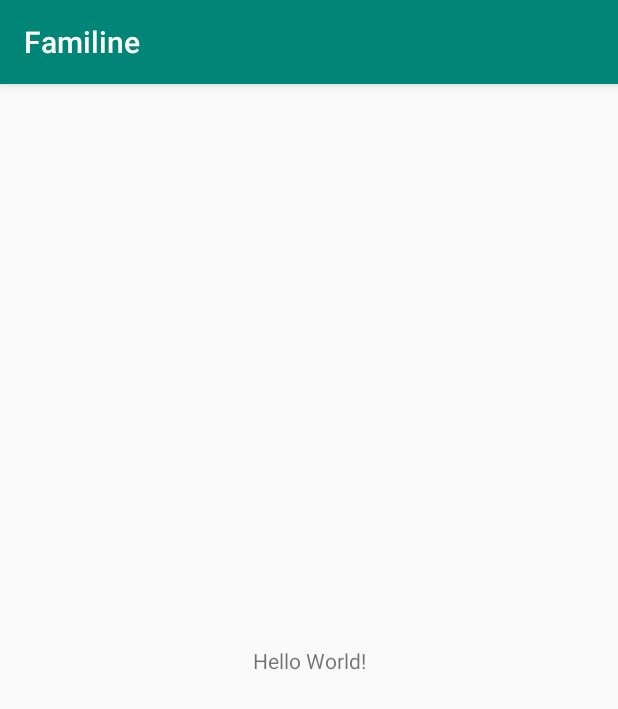
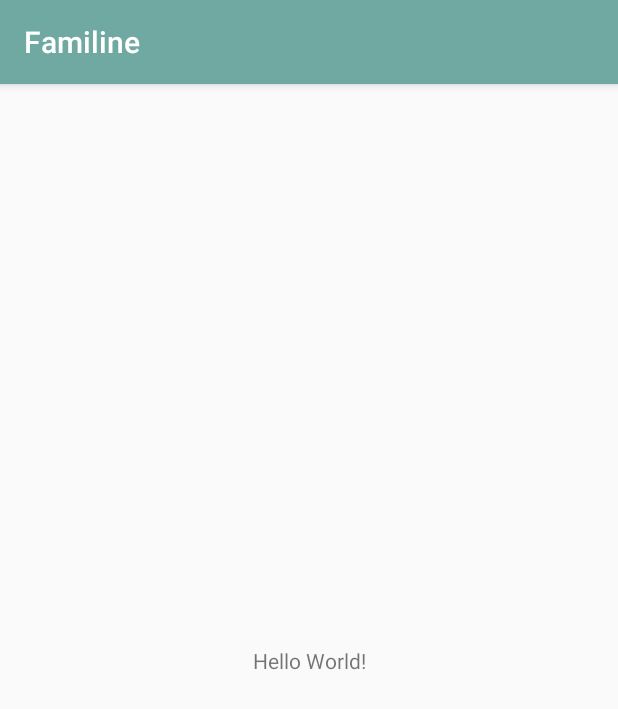
Before and after one commit to MauriceAndringa/Familine, an Android app: the screen it shows after launch (MainActivity), on a phone screen of 412 x 824 dp. Shown: the top 709 px of the screen. Run offline under Robolectric (Android 15) with nearby library versions, the phone set to English and light mode, and no system bars.

Commit message:
splash + main screen

```diff
--- /dev/null
+++ b/app/src/main/java/com/example/mauriceandringa/familine/SplashScreen.java
@@ -0,0 +1,20 @@
+package com.example.mauriceandringa.familine;
+
+import android.support.v7.app.AppCompatActivity;
+import android.os.Bundle;
+import android.content.Intent;
+
+public class SplashScreen extends AppCompatActivity{
+
+
+    @Override
+    protected void onCreate(Bundle savedInstanceState) {
+        super.onCreate(savedInstanceState);
+
+        Intent intent = new Intent(this, MainActivity.class);
+        startActivity(intent);
+        finish();
+
+
+    }
+}
--- /dev/null
+++ b/app/src/main/res/drawable/splash.xml
@@ -0,0 +1,13 @@
+<?xml version="1.0" encoding="utf-8"?>
+<layer-list xmlns:android="http://schemas.android.com/apk/res/android">
+
+    <item
+        android:drawable="@color/GreenSplash"/>
+
+    <item>
+        <bitmap
+            android:gravity="center"
+            android:src="@drawable/splashlogo"/>
+    </item>
+
+</layer-list>
--- a/app/src/main/res/layout/activity_main.xml
+++ b/app/src/main/res/layout/activity_main.xml
@@ -4,7 +4,8 @@
     xmlns:tools="http://schemas.android.com/tools"
     android:layout_width="match_parent"
     android:layout_height="match_parent"
-    tools:context=".MainActivity">
+    tools:context=".MainActivity"
+    >
 
     <TextView
         android:layout_width="wrap_content"
--- a/app/src/main/res/values/colors.xml
+++ b/app/src/main/res/values/colors.xml
@@ -1,6 +1,8 @@
 <?xml version="1.0" encoding="utf-8"?>
 <resources>
-    <color name="colorPrimary">#008577</color>
-    <color name="colorPrimaryDark">#00574B</color>
+    <color name="colorPrimary">#70A9A1</color>
+    <color name="colorPrimaryDark">#63928C</color>
     <color name="colorAccent">#D81B60</color>
+    <color name="GreenSplash">#70A9A1</color>
+    <color name="white">#fff</color>
 </resources>
--- a/app/src/main/res/values/styles.xml
+++ b/app/src/main/res/values/styles.xml
@@ -8,4 +8,9 @@
         <item name="colorAccent">@color/colorAccent</item>
     </style>
 
+    <style name="SplashTheme" parent="Theme.AppCompat.NoActionBar">
+        <item name="android:windowBackground">@drawable/splash</item>
+    </style>
+
+
 </resources>
--- a/build.gradle
+++ b/build.gradle
@@ -7,7 +7,7 @@ buildscript {
         jcenter()
     }
     dependencies {
-        classpath 'com.android.tools.build:gradle:3.2.0'
+        classpath 'com.android.tools.build:gradle:3.2.1'
 
 
         // NOTE: Do not place your application dependencies here; they belong
```
Also changed, not shown: app/src/main/AndroidManifest.xml (+9 -2 lines), app/src/main/res/drawable/SplashLogo.png (added), app/src/main/res/font/beredith_font.ttf (added).
